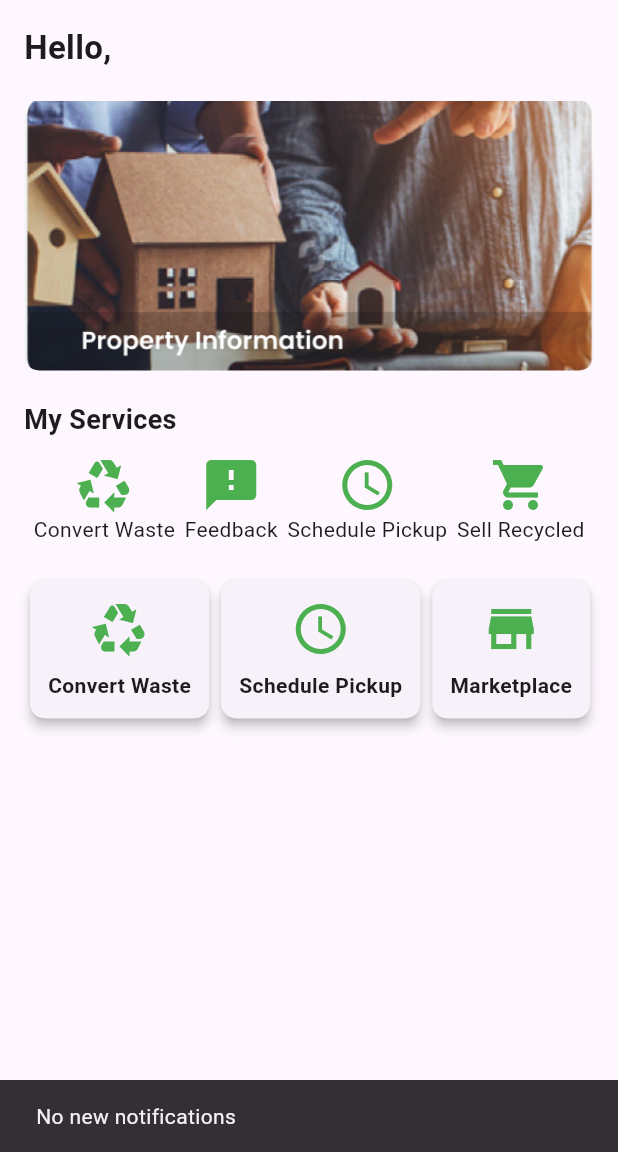
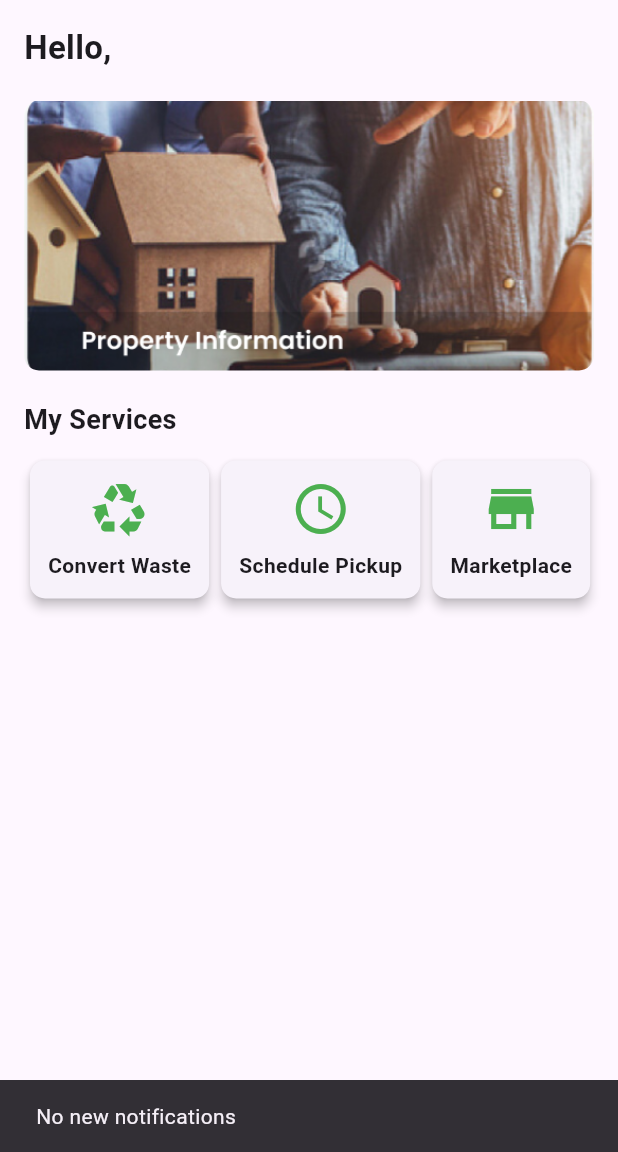
Before and after one commit to ndivine-eng/Agribioloop_mobile-app, a Flutter app: the HomeScreen screen opened directly, after a tap on the "notifications" icon, on a phone screen of 412 x 824 dp, the part 84-1236 px from its top. Run offline on Flutter 3.47's test engine with Material 3 defaults, Android fonts, the light colour scheme and no system bars; our stand-ins replace cloud_firestore, firebase_auth, firebase_core, flutter_riverpod, google_sign_in; accounts and stored records are empty.

Commit message:
home-new

```diff
--- a/agribioloop/lib/screens/home_screen.dart
+++ b/agribioloop/lib/screens/home_screen.dart
@@ -28,9 +28,9 @@
           .doc(currentUser!.uid)
           .get();
 
-      if (userDoc.exists) {
+      if (userDoc.exists && userDoc.data() is Map<String, dynamic>) {
         setState(() {
-          userName = userDoc['name'] ?? "User"; // Use stored name or default
+          userName = userDoc['name'] ?? "User";
         });
       }
     }
@@ -74,62 +74,6 @@
             SizedBox(height: 20),
             Text("My Services", style: TextStyle(fontSize: 18, fontWeight: FontWeight.bold)),
             SizedBox(height: 10),
-
-            // Fix: Removed duplicate image rows
-            Row(
-              mainAxisAlignment: MainAxisAlignment.spaceEvenly,
-              children: [
-                GestureDetector(
-                  onTap: () {
-                    Navigator.push(
-                      context,
-                      MaterialPageRoute(builder: (context) => RecycleScreen()),
-                    );
-                  },
-                  child: Column(
-                    children: [
-                      Icon(Icons.recycling, color: Colors.green, size: 40),
-                      Text("Convert Waste"),
-                    ],
-                  ),
-                ),
-                Column(
-                  children: [
-                    Icon(Icons.feedback, color: Colors.green, size: 40),
-                    Text("Feedback"),
-                  ],
-                ),
-                GestureDetector(
-                  onTap: () {
-                    Navigator.push(
-                      context,
-                      MaterialPageRoute(builder: (context) => ScheduleScreen()),
-                    );
-                  },
-                  child: Column(
-                    children: [
-                      Icon(Icons.schedule, color: Colors.green, size: 40),
-                      Text("Schedule Pickup"),
-                    ],
-                  ),
-                ),
-                GestureDetector(
-                  onTap: () {
-                    Navigator.push(
-                      context,
-                      MaterialPageRoute(builder: (context) => SellProductsScreen()),
-                    );
-                  },
-                  child: Column(
-                    children: [
-                      Icon(Icons.shopping_cart, color: Colors.green, size: 40),
-                      Text("Sell Recycled"),
-                    ],
-                  ),
-                ),
-              ],
-            ),
-            SizedBox(height: 20),
             _buildServiceCards(context),
           ],
         ),
```
